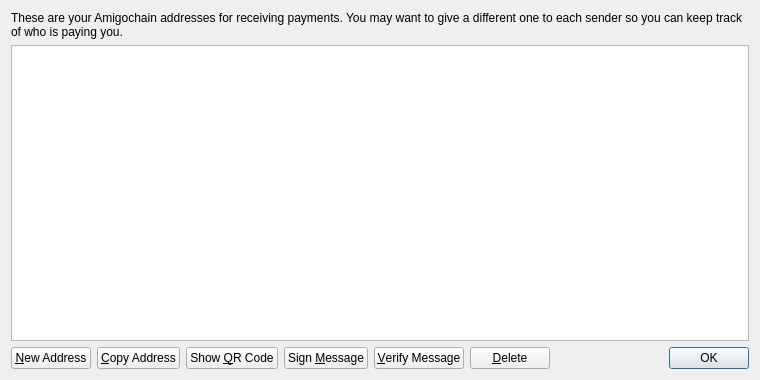
Old version of the form src/qt/forms/addressbookpage.ui in the repository amigochain/amg-chain-source-code.
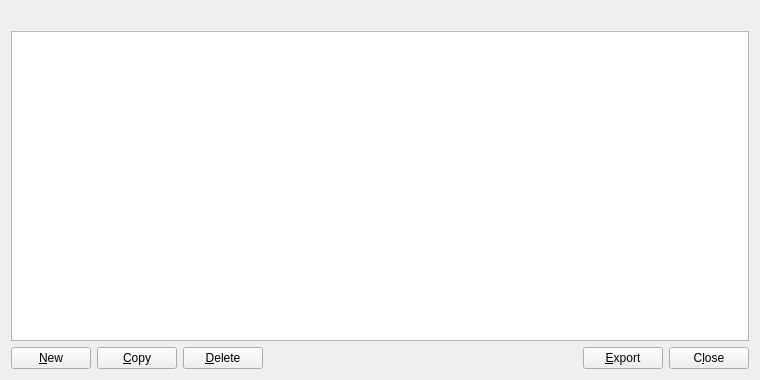
New version of the form. Icons and pictures are not drawn.

What changed in the file:
```diff
--- a/src/qt/forms/addressbookpage.ui
+++ b/src/qt/forms/addressbookpage.ui
@@ -16,9 +16,6 @@
   <layout class="QVBoxLayout" name="verticalLayout">
    <item>
     <widget class="QLabel" name="labelExplanation">
-     <property name="text">
-      <string>These are your Amigochain addresses for receiving payments. You may want to give a different one to each sender so you can keep track of who is paying you.</string>
-     </property>
      <property name="textFormat">
       <enum>Qt::PlainText</enum>
      </property>
@@ -63,12 +60,15 @@
         <string>Create a new address</string>
        </property>
        <property name="text">
-        <string>&amp;New Address</string>
+        <string>&amp;New</string>
        </property>
        <property name="icon">
         <iconset resource="../bitcoin.qrc">
          <normaloff>:/icons/add</normaloff>:/icons/add</iconset>
        </property>
+       <property name="autoDefault">
+        <bool>false</bool>
+       </property>
       </widget>
      </item>
      <item>
@@ -77,18 +77,14 @@
         <string>Copy the currently selected address to the system clipboard</string>
        </property>
        <property name="text">
-        <string>&amp;Copy Address</string>
+        <string>&amp;Copy</string>
        </property>
        <property name="icon">
         <iconset resource="../bitcoin.qrc">
          <normaloff>:/icons/editcopy</normaloff>:/icons/editcopy</iconset>
        </property>
-      </widget>
-     </item>
-     <item>
-      <widget class="QPushButton" name="showQRCode">
-       <property name="text">
-        <string>Show &amp;QR Code</string>
+       <property name="autoDefault">
+        <bool>false</bool>
        </property>
        <property name="icon">
         <iconset resource="../bitcoin.qrc">
@@ -97,35 +93,7 @@
       </widget>
      </item>
      <item>
-      <widget class="QPushButton" name="signMessage">
-       <property name="toolTip">
-        <string>Sign a message to prove you own a Amigochain address</string>
-       </property>
-       <property name="text">
-        <string>Sign &amp;Message</string>
-       </property>
-       <property name="icon">
-        <iconset resource="../bitcoin.qrc">
-         <normaloff>:/icons/edit</normaloff>:/icons/edit</iconset>
-       </property>
-      </widget>
-     </item>
-     <item>
-      <widget class="QPushButton" name="verifyMessage">
-       <property name="toolTip">
-        <string>Verify a message to ensure it was signed with a specified Amigochain address</string>
-       </property>
-       <property name="text">
-        <string>&amp;Verify Message</string>
-       </property>
-       <property name="icon">
-        <iconset resource="../bitcoin.qrc">
-         <normaloff>:/icons/transaction_0</normaloff>:/icons/transaction_0</iconset>
-       </property>
-      </widget>
-     </item>
-     <item>
-      <widget class="QPushButton" name="deleteButton">
+      <widget class="QPushButton" name="deleteAddress">
        <property name="toolTip">
         <string>Delete the currently selected address from the list</string>
        </property>
@@ -136,6 +104,9 @@
         <iconset resource="../bitcoin.qrc">
          <normaloff>:/icons/remove</normaloff>:/icons/remove</iconset>
        </property>
+       <property name="autoDefault">
+        <bool>false</bool>
+       </property>
       </widget>
      </item>
      <item>
@@ -152,15 +123,35 @@
       </spacer>
      </item>
      <item>
-      <widget class="QDialogButtonBox" name="buttonBox">
+      <widget class="QPushButton" name="exportButton">
+       <property name="toolTip">
+        <string>Export the data in the current tab to a file</string>
+       </property>
+       <property name="text">
+        <string>&amp;Export</string>
+       </property>
+       <property name="icon">
+        <iconset resource="../bitcoin.qrc">
+         <normaloff>:/icons/export</normaloff>:/icons/export</iconset>
+       </property>
+       <property name="autoDefault">
+        <bool>false</bool>
+       </property>
+      </widget>
+     </item>
+     <item>
+      <widget class="QPushButton" name="closeButton">
        <property name="sizePolicy">
-        <sizepolicy hsizetype="Maximum" vsizetype="Fixed">
+        <sizepolicy hsizetype="Minimum" vsizetype="Minimum">
          <horstretch>0</horstretch>
          <verstretch>0</verstretch>
         </sizepolicy>
        </property>
-       <property name="standardButtons">
-        <set>QDialogButtonBox::Ok</set>
+       <property name="text">
+        <string>C&amp;lose</string>
+       </property>
+       <property name="autoDefault">
+        <bool>false</bool>
        </property>
       </widget>
      </item>
```
Left out of the diff: 13 changed lines with no effect on the pictures.
